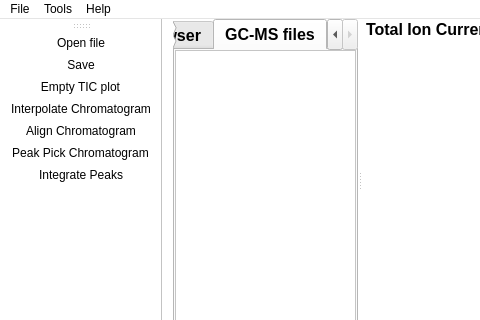
Above: mainwindow.ui from tvijverb/RUCAT before the change; both pictures show x 0 to 480 and y 0 to 320 of the 823 by 580 pixel window. Below: the same form after it.
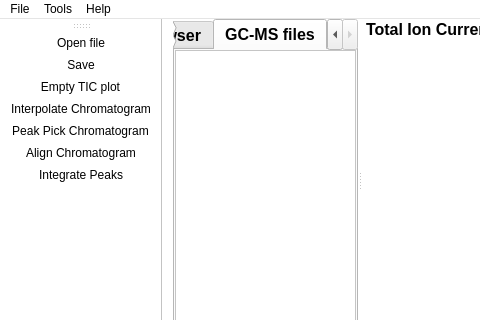
That is the form after the change. Icons and pictures are not drawn. Custom widgets are drawn as their Qt base class.

Commit message: initialize peakpick action

What changed in the file:
```diff
--- a/mainwindow.ui
+++ b/mainwindow.ui
@@ -756,8 +756,8 @@
    <addaction name="actionSave"/>
    <addaction name="actionEmpty_TIC_plot"/>
    <addaction name="actionInterpolate_Chromatogram"/>
-   <addaction name="actionAlign_Chromatogram"/>
    <addaction name="actionPeak_Pick_Chromatograms"/>
+   <addaction name="actionAlign_Chromatogram"/>
    <addaction name="actionIntegrate_Peaks"/>
   </widget>
   <widget class="QStatusBar" name="statusBar"/>
```
Left out of the diff: 6 changed lines with no effect on the pictures. The commit also changes 14 other files.
